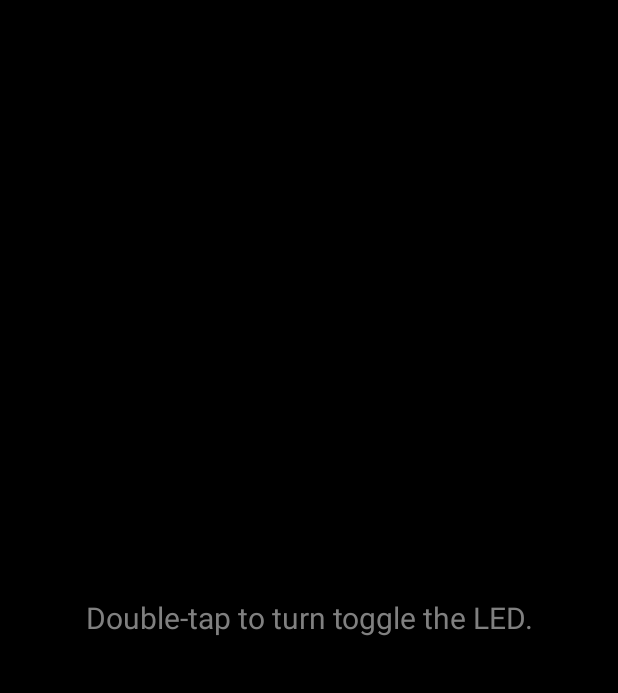
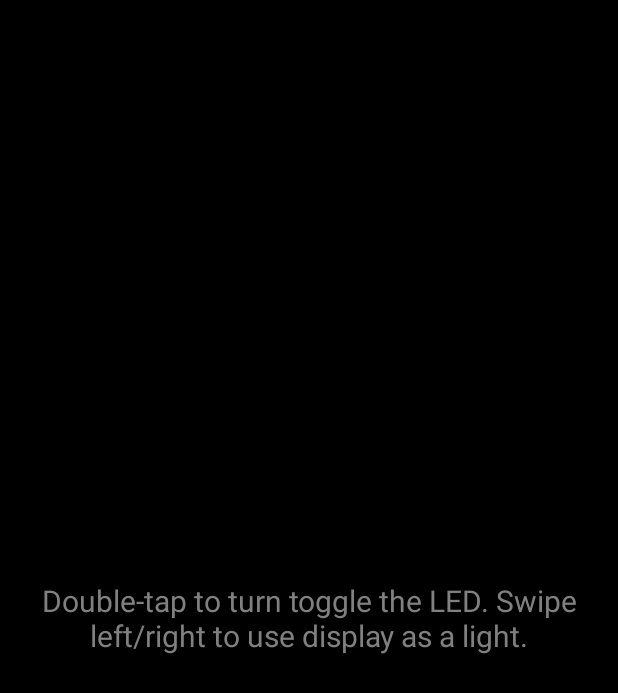
Before and after one commit to bobhenz/LightItUp, an Android app: the screen it shows after launch (MainActivity), on a phone screen of 412 x 824 dp. Shown: the top 693 px of the screen. Run offline under Robolectric (Android 15) with nearby library versions, the phone set to English and light mode, and no system bars.

Commit message:
Switch to controlling colors individually instead of using styles
Setting the style programmatically doesn't work dynamically .
(There's lots of chatter on the forums about it.)

```diff
--- a/app/src/main/java/com/bobhenz/lightitup/DisplayBrightnessManager.java
+++ b/app/src/main/java/com/bobhenz/lightitup/DisplayBrightnessManager.java
@@ -1,7 +1,13 @@
 package com.bobhenz.lightitup;
 
+import android.app.Activity;
 import android.app.Application;
+import android.support.v4.content.ContextCompat;
 import android.util.Log;
+import android.view.View;
+import android.view.Window;
+import android.view.WindowManager;
+import android.widget.TextView;
 
 public class DisplayBrightnessManager {
     public static enum BrightnessLevel {
@@ -27,9 +33,11 @@ public class DisplayBrightnessManager {
 
     private BrightnessLevel mCurrentLevel;
     private Application mApplication;
+    private Activity mActivity;
 
-    DisplayBrightnessManager(Application app) {
+    DisplayBrightnessManager(Application app, Activity activity) {
         mApplication = app;
+        mActivity = activity;
     }
 
     public void IncreaseLevel() {
@@ -46,14 +54,36 @@ public class DisplayBrightnessManager {
             SetLevel(BrightnessLevel.DARK);
     }
 
+    private void SetScreenBrightness(float value) {
+        WindowManager.LayoutParams lp = mActivity.getWindow().getAttributes();
+        lp.screenBrightness = value;
+        mActivity.getWindow().setAttributes(lp);
+    }
+
     public void SetLevel(BrightnessLevel level) {
         if (mCurrentLevel != level) {
             mCurrentLevel = level;
-            Log.d("DisplayBrightness", "Would have set to level:" + level.toString() + " (if i knew how)");
             if (mCurrentLevel == BrightnessLevel.DARK) {
-                mApplication.setTheme(R.style.Darkest);
+                SetScreenBrightness(0f);
+                Window window = mActivity.getWindow();
+                window.setBackgroundDrawableResource(R.color.dark_background);
+                TextView text = (TextView)mActivity.findViewById(R.id.text_instructions);
+                int color = ContextCompat.getColor(mActivity, R.color.dark_text);
+                text.setTextColor(color);
+            } else if (mCurrentLevel == BrightnessLevel.DIM) {
+                SetScreenBrightness(0.5f);
+                Window window = mActivity.getWindow();
+                window.setBackgroundDrawableResource(R.color.dim_background);
+                TextView text = (TextView)mActivity.findViewById(R.id.text_instructions);
+                int color = ContextCompat.getColor(mActivity, R.color.dim_text);
+                text.setTextColor(color);
             } else {
-                mApplication.setTheme(R.style.Dim);
+                SetScreenBrightness(1f);
+                Window window = mActivity.getWindow();
+                window.setBackgroundDrawableResource(R.color.bright_background);
+                TextView text = (TextView)mActivity.findViewById(R.id.text_instructions);
+                int color = ContextCompat.getColor(mActivity, R.color.bright_text);
+                text.setTextColor(color);
             }
         }
     }
--- a/app/src/main/java/com/bobhenz/lightitup/MainActivity.java
+++ b/app/src/main/java/com/bobhenz/lightitup/MainActivity.java
@@ -14,9 +14,8 @@ public class MainActivity extends Activity {
     private class MyGestureListener extends GestureDetector.SimpleOnGestureListener {
         @Override
         public boolean onDoubleTap (MotionEvent event) {
+            mDisplayBrightnessManager.SetLevel(DisplayBrightnessManager.BrightnessLevel.DARK);
             mTorchManager.Toggle();
-            //getApplication().setTheme(R.style.Darkest);
-            //setContentView(R.layout.activity_main);
             return true;
         }
 
@@ -32,7 +31,6 @@ public class MainActivity extends Activity {
                     /* swipe from right to left */
                     mDisplayBrightnessManager.IncreaseLevel();
                 }
-                Log.d("swipe", "Horiz swipe detected: " + Float.toString(velocityX));
             }
             return true;
         }
@@ -41,17 +39,11 @@ public class MainActivity extends Activity {
     @Override
     protected void onCreate(Bundle savedInstanceState) {
         super.onCreate(savedInstanceState);
-        //setTheme(R.style.Darkest);
         setContentView(R.layout.activity_main);
         mTorchManager = new TorchManager();
-        mDisplayBrightnessManager = new DisplayBrightnessManager(getApplication());
+        mDisplayBrightnessManager = new DisplayBrightnessManager(getApplication(), this);
         mDetector = new GestureDetectorCompat(this, new MyGestureListener());
         mDisplayBrightnessManager.SetLevel(DisplayBrightnessManager.BrightnessLevel.DARK);
-        //StrobeFlashRunnable strobeFlashRunnable = StrobeFlashRunnable.getInstance();
-
-        //Thread thread = new Thread(strobeFlashRunnable);
-        //thread.start();
-
     }
 
     @Override
--- a/app/src/main/res/layout/activity_main.xml
+++ b/app/src/main/res/layout/activity_main.xml
@@ -1,11 +1,15 @@
 <RelativeLayout xmlns:android="http://schemas.android.com/apk/res/android"
-    xmlns:tools="http://schemas.android.com/tools" android:layout_width="match_parent"
-    android:layout_height="match_parent" android:paddingLeft="@dimen/activity_horizontal_margin"
+    xmlns:tools="http://schemas.android.com/tools"
+    android:id="@+id/layout_background"
+    android:layout_width="match_parent"
+    android:layout_height="match_parent"
+    android:paddingLeft="@dimen/activity_horizontal_margin"
     android:paddingRight="@dimen/activity_horizontal_margin"
     android:paddingTop="@dimen/activity_vertical_margin"
     android:paddingBottom="@dimen/activity_vertical_margin" tools:context=".MainActivity">
 
     <TextView
+        android:id="@+id/text_instructions"
         android:layout_width="match_parent"
         android:layout_height="match_parent"
         android:gravity="center"
--- /dev/null
+++ b/app/src/main/res/values/colors.xml
@@ -0,0 +1,10 @@
+<?xml version="1.0" encoding="utf-8"?>
+<resources>
+    <item name="dark_background" type="color">#000000</item>
+    <item name="dim_background" type="color">#a0a0a0</item>
+    <item name="bright_background" type="color">#ffffff</item>
+
+    <item name="dark_text" type="color">#808080</item>
+    <item name="dim_text" type="color">#404040</item>
+    <item name="bright_text" type="color">#a0a0a0</item>
+</resources>
--- a/app/src/main/res/values/strings.xml
+++ b/app/src/main/res/values/strings.xml
@@ -2,5 +2,5 @@
     <string name="app_name">LightItUp</string>
     <string name="action_settings">Settings</string>
 
-    <string name="toggle_led">"Double-tap to turn toggle the LED."</string>
+    <string name="toggle_led">"Double-tap to turn toggle the LED. Swipe left/right to use display as a light."</string>
 </resources>
--- a/app/src/main/res/values/styles.xml
+++ b/app/src/main/res/values/styles.xml
@@ -1,9 +1,7 @@
 <resources>
     <style name="Darkest" parent="android:Theme.Black.NoTitleBar.Fullscreen">
-        <item name="android:textColor">#808080</item>
-    </style>
-    <style name="Dim" parent="android:Theme.Black.NoTitleBar.Fullscreen">
-        <item name="android:colorBackground">#808080</item>
-        <item name="android:textColor">#000000</item>
+        <item name="android:colorBackground">@color/dark_background</item>
+        <item name="android:windowBackground">@color/dark_background</item>
+        <item name="android:textColor">@color/dark_text</item>
     </style>
 </resources>
```
